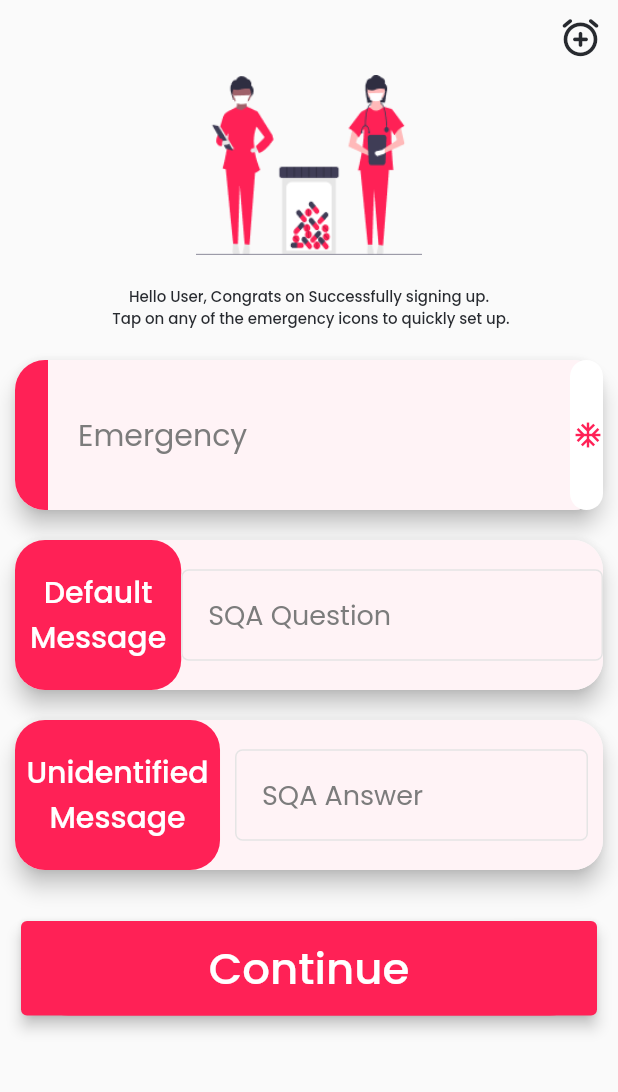
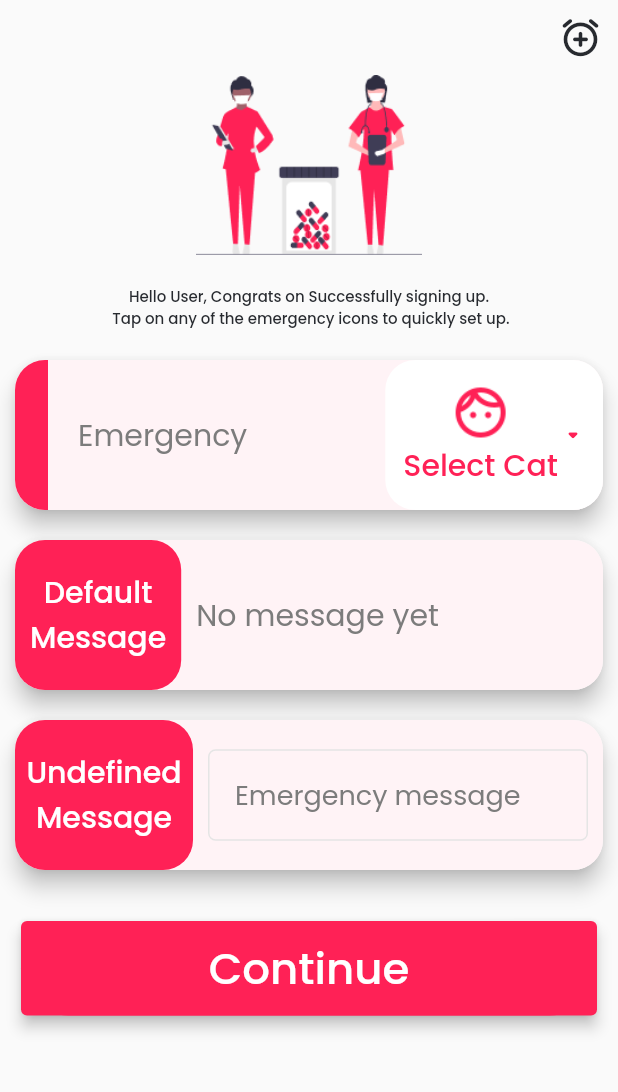
Before and after one commit to abdorll/weisle, a Flutter app: the SetSQA screen opened directly, on a phone screen of 412 x 824 dp, the part 60-1152 px from its top. Run offline on Flutter 3.47's test engine with Material 2 defaults, Android fonts, the light colour scheme and no system bars; our stand-ins replace dio, get, get_it, google_fonts, hive, pretty_dio_logger and 2 more; accounts and stored records are empty; network calls fail.

Commit message:
lates update 2

```diff
--- a/lib/ui/screens/settings/setSqa.dart
+++ b/lib/ui/screens/settings/setSqa.dart
@@ -37,7 +37,7 @@ class _SetSQAState extends State<SetSQA> {
   //   'Notes'
   // ];
   int current = 0;
-  Object? selectedItem;
+  String selectedItem = CategoriesPage.categoryName ?? 'Undefined';
 
   @override
   Widget build(BuildContext context) {
@@ -113,29 +113,36 @@ class _SetSQAState extends State<SetSQA> {
                                 mainAxisAlignment: MainAxisAlignment.center,
                                 children: [
                                   InkWell(
-                                    child:
-                                        IconOf(Icons.ac_unit, colorPrimary, 20),
+                                    child: SideSpace(
+                                      10,
+                                      5,
+                                      Row(
+                                        children: [
+                                          Column(
+                                            children: [
+                                              Image.asset(
+                                                  CategoriesPage.catImage ??
+                                                      nothing,
+                                                  color: colorPrimary,
+                                                  height: 40,
+                                                  width: 40),
+                                              TextOf(
+                                                  CategoriesPage.categoryName ??
+                                                      'Select Cat',
+                                                  20,
+                                                  FontWeight.w500,
+                                                  colorPrimary)
+                                            ],
+                                          ),
+                                          IconOf(Icons.arrow_drop_down_rounded,
+                                              colorPrimary, 20)
+                                        ],
+                                      ),
+                                    ),
                                     onTap: () {
                                       navigate(context, CategoriesPage());
                                     },
                                   )
-
-                                  // DropdownButton(
-                                  //     elevation: 0,
-                                  //     icon: IconOf(Icons.arrow_drop_down,
-                                  //         colorPrimary, 40),
-                                  //     hint: TextOf('Select Type', 19,
-                                  //         FontWeight.w500, ash),
-                                  //     items: items.id.map((e) => DropdownMenuItem(
-                                  //         value: items,
-                                  //         child: TextOf(items, 19,
-                                  //             FontWeight.w500, ash))),
-                                  //     value: selectedItem,
-                                  //     onChanged: (selectedItem) {
-                                  //       setState(() {
-                                  //         this.selectedItem = selectedItem;
-                                  //       });
-                                  //     }),
                                 ],
                               ),
                             ],
@@ -174,22 +181,14 @@ class _SetSQAState extends State<SetSQA> {
                               color: colorPrimary,
                               borderRadius: BorderRadius.circular(20)),
                         ),
+                        const XMargin(10),
                         Expanded(
-                          child: TextFormField(
-                            // onChanged: (e) {
-                            //   value. = e;
-                            // },
-                            decoration: InputDecoration(
-                                hintText: "SQA Question",
-                                hintStyle: GoogleFonts.poppins(
-                                  color: ash,
-                                  fontSize: 18,
-                                  fontWeight: FontWeight.w400,
-                                ),
-                                fillColor: litePink,
-                                border: OutlineInputBorder(
-                                    borderRadius: BorderRadius.circular(90))),
-                          ),
+                          child: TextOfDecoration(
+                              CategoriesPage.defaultMsg ?? "No message yet",
+                              20,
+                              FontWeight.w400,
+                              ash,
+                              TextAlign.left),
                         )
                       ],
                     ),
@@ -226,11 +225,8 @@ class _SetSQAState extends State<SetSQA> {
                                         MainAxisAlignment.spaceBetween,
                                     children: [
                                       const XMargin(5),
-                                      TextOf(
-                                          '${selectedItem ?? "Unidentified"} \nMessage',
-                                          20,
-                                          FontWeight.w500,
-                                          white),
+                                      TextOf('$selectedItem \nMessage', 20,
+                                          FontWeight.w500, white),
                                       const XMargin(5),
                                     ],
                                   ),
@@ -246,7 +242,7 @@ class _SetSQAState extends State<SetSQA> {
                                     value.setsecAnswer = e;
                                   },
                                   decoration: InputDecoration(
-                                      hintText: "SQA Answer",
+                                      hintText: "Emergency message",
                                       hintStyle: GoogleFonts.poppins(
                                         color: ash,
                                         fontSize: 18,
@@ -522,10 +518,10 @@ class _CategoriesPageState extends State<CategoriesPage> {
                                       InkWell(
                                         onTap: () {
                                           setState(() {
-                                            categories.defaultMsg =
-                                                CategoriesPage.defaultMsg;
-                                            categories.catName =
-                                                CategoriesPage.categoryName;
+                                            CategoriesPage.defaultMsg =
+                                                categories.defaultMsg;
+                                            CategoriesPage.categoryName =
+                                                categories.catName;
                                           });
                                           value.getCategories();
                                           Navigator.pop(context);
```
